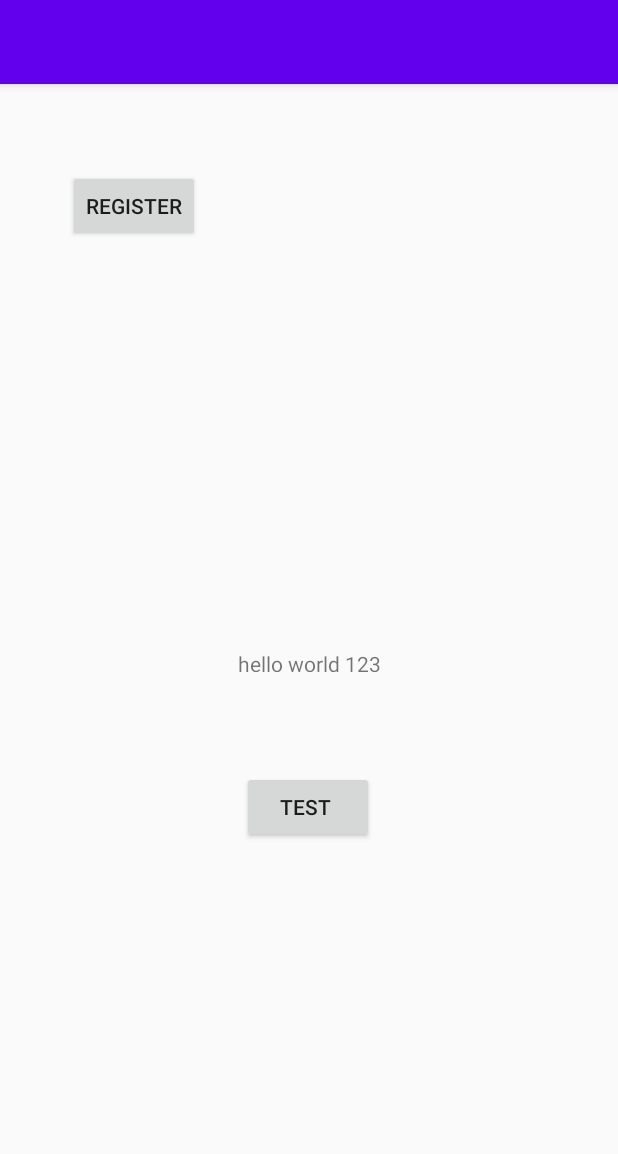
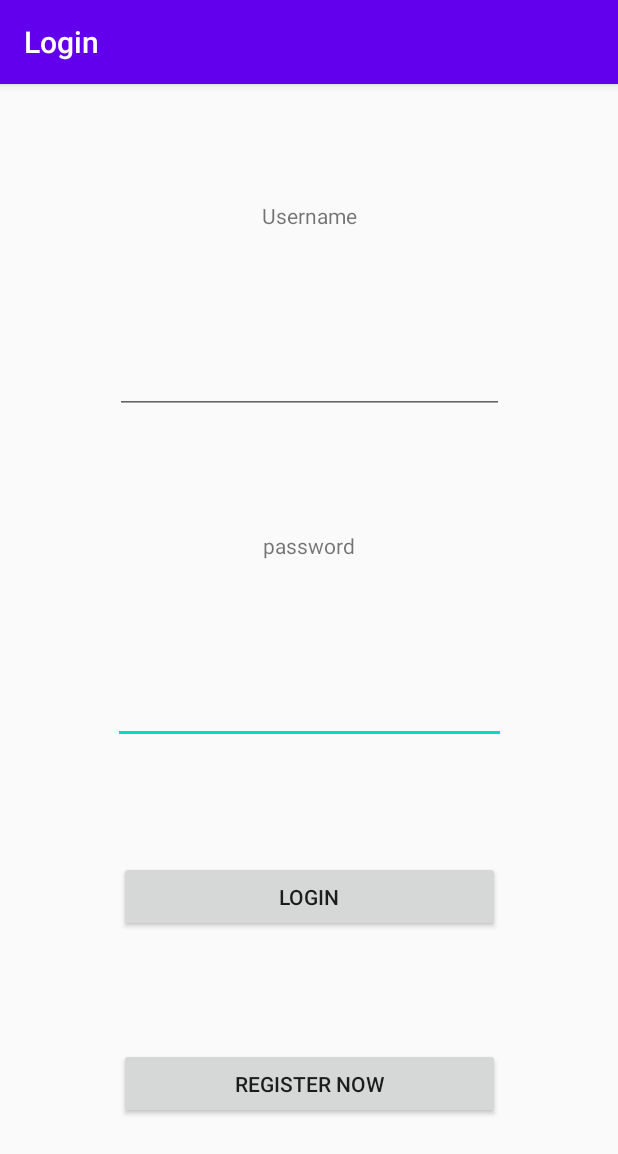
Before and after one commit to Minuli/MAD-PROJECT2020, an Android app: the screen it shows after launch (MainActivity), on a phone screen of 412 x 824 dp. Shown: the top 1154 px of the screen. Run offline under Robolectric (Android 15) with nearby library versions, the phone set to English and light mode, and no system bars.

Commit message:
made login page

```diff
--- a/app/src/main/res/layout/activity_main.xml
+++ b/app/src/main/res/layout/activity_main.xml
@@ -6,38 +6,78 @@
     android:layout_height="match_parent"
     tools:context=".MainActivity">
 
+    <EditText
+        android:id="@+id/editTextTextPassword"
+        android:layout_width="262dp"
+        android:layout_height="45dp"
+        android:ems="10"
+        android:inputType="textPassword"
+        app:layout_constraintBottom_toTopOf="@+id/button2"
+        app:layout_constraintEnd_toEndOf="parent"
+        app:layout_constraintHorizontal_bias="0.5"
+        app:layout_constraintStart_toStartOf="parent"
+        app:layout_constraintTop_toBottomOf="@+id/textView2"
+        app:layout_constraintVertical_bias="0.564" />
+
+    <TextView
+        android:id="@+id/textView"
+        android:layout_width="wrap_content"
+        android:layout_height="wrap_content"
+        android:text="@string/Username"
+        app:layout_constraintBottom_toTopOf="@+id/editTextTextPersonName"
+        app:layout_constraintEnd_toEndOf="parent"
+        app:layout_constraintHorizontal_bias="0.5"
+        app:layout_constraintStart_toStartOf="parent"
+        app:layout_constraintTop_toTopOf="parent"
+        app:layout_constraintVertical_bias="0.351" />
+
     <TextView
         android:id="@+id/textView2"
-        android:layout_width="95dp"
-        android:layout_height="15dp"
-        android:text="@string/test"
-        app:layout_constraintBottom_toBottomOf="parent"
-        app:layout_constraintEnd_toEndOf="parent"
-        app:layout_constraintStart_toStartOf="parent"
-        app:layout_constraintTop_toTopOf="parent" />
-
-    <Button
-        android:id="@+id/button"
         android:layout_width="wrap_content"
         android:layout_height="wrap_content"
-        android:text="Test "
-        app:layout_constraintBottom_toBottomOf="parent"
+        android:text="@string/Password"
+        app:layout_constraintBottom_toTopOf="@+id/editTextTextPassword"
         app:layout_constraintEnd_toEndOf="parent"
-        app:layout_constraintHorizontal_bias="0.498"
+        app:layout_constraintHorizontal_bias="0.5"
         app:layout_constraintStart_toStartOf="parent"
-        app:layout_constraintTop_toTopOf="parent"
-        app:layout_constraintVertical_bias="0.636" />
+        app:layout_constraintTop_toBottomOf="@+id/editTextTextPersonName"
+        app:layout_constraintVertical_bias="0.495" />
 
     <Button
         android:id="@+id/button2"
-        android:layout_width="wrap_content"
-        android:layout_height="wrap_content"
-        android:text="@string/REG"
+        android:layout_width="254dp"
+        android:layout_height="47dp"
+        android:text="@string/login"
+        app:layout_constraintBottom_toTopOf="@+id/button3"
+        app:layout_constraintEnd_toEndOf="parent"
+        app:layout_constraintHorizontal_bias="0.5"
+        app:layout_constraintStart_toStartOf="parent"
+        app:layout_constraintTop_toBottomOf="@+id/editTextTextPassword"
+        app:layout_constraintVertical_bias="0.704" />
+
+    <EditText
+        android:id="@+id/editTextTextPersonName"
+        android:layout_width="259dp"
+        android:layout_height="45dp"
+        android:ems="10"
+        android:inputType="textPersonName"
+        app:layout_constraintBottom_toTopOf="@+id/textView2"
+        app:layout_constraintEnd_toEndOf="parent"
+        app:layout_constraintHorizontal_bias="0.5"
+        app:layout_constraintStart_toStartOf="parent"
+        app:layout_constraintTop_toBottomOf="@+id/textView"
+        app:layout_constraintVertical_bias="0.409" />
+
+    <Button
+        android:id="@+id/button3"
+        android:layout_width="254dp"
+        android:layout_height="47dp"
+        android:text="@string/reg_btn"
         app:layout_constraintBottom_toBottomOf="parent"
         app:layout_constraintEnd_toEndOf="parent"
-        app:layout_constraintHorizontal_bias="0.139"
+        app:layout_constraintHorizontal_bias="0.5"
         app:layout_constraintStart_toStartOf="parent"
-        app:layout_constraintTop_toTopOf="parent"
-        app:layout_constraintVertical_bias="0.08" />
+        app:layout_constraintTop_toBottomOf="@+id/button2"
+        app:layout_constraintVertical_bias="0.808" />
 
 </androidx.constraintlayout.widget.ConstraintLayout>
--- a/app/src/main/res/values/strings.xml
+++ b/app/src/main/res/values/strings.xml
@@ -1,4 +1,7 @@
 <resources>
-    <string name="test">hello world 123</string>
-    <string name="REG">Register</string>
+    <string name="Username">Username</string>
+    <string name="Password">password</string>
+    <string name="login">Login</string>
+    <string name="reg_btn">Register Now</string>
+    <string name="app_name">Login</string>
 </resources>
```
